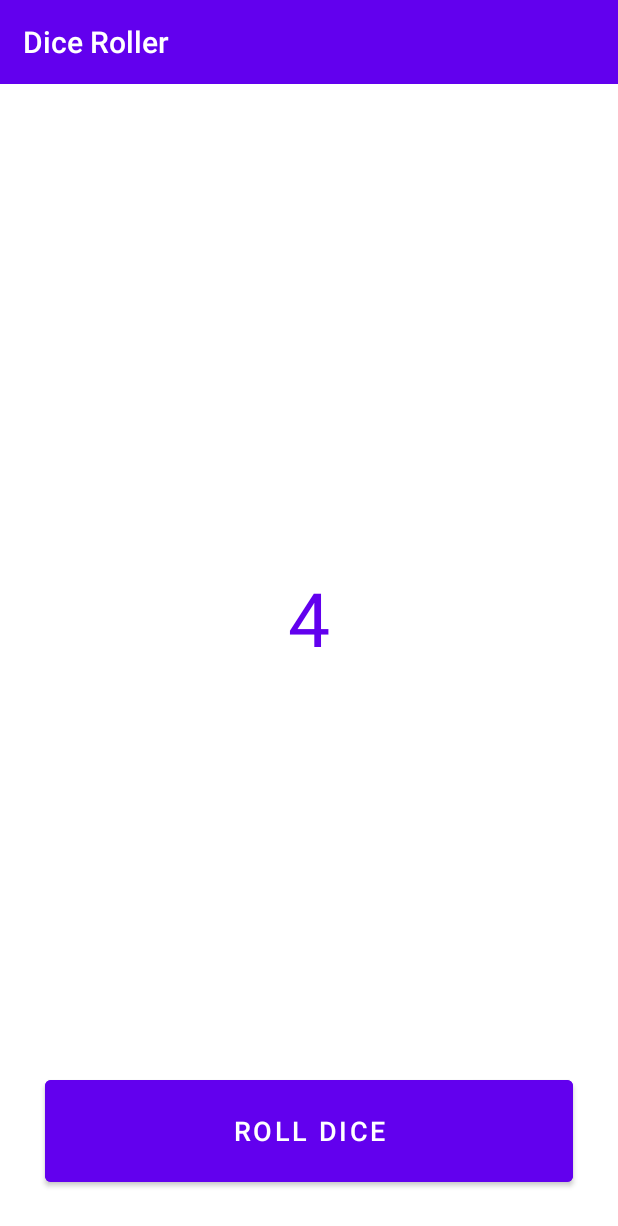
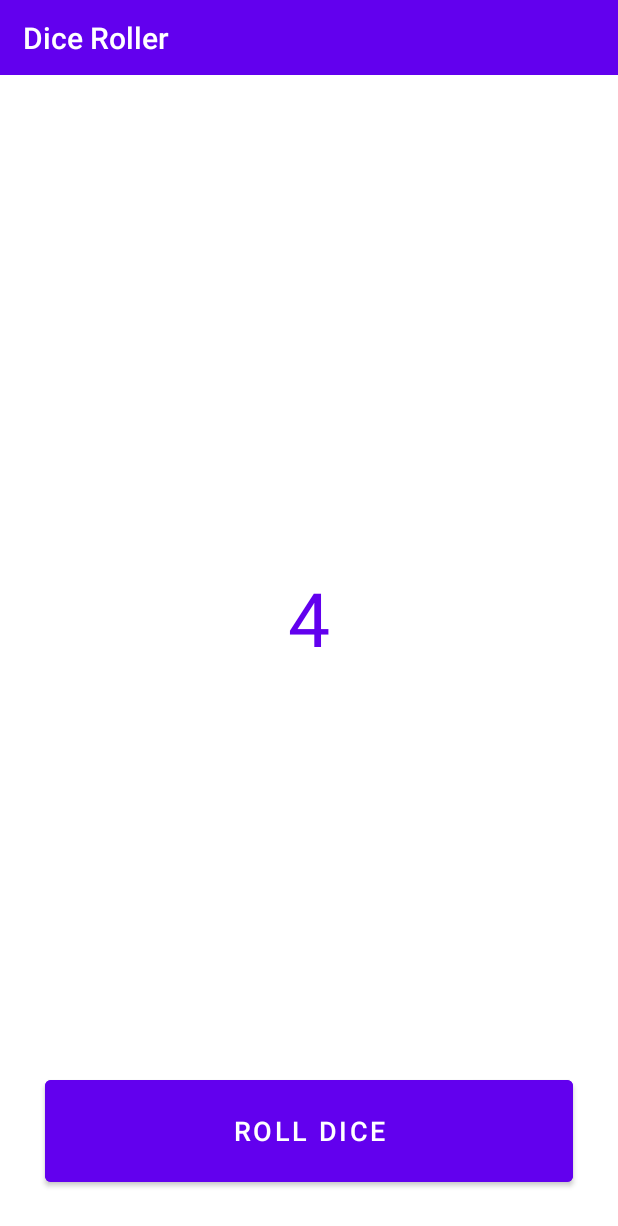
Before and after one commit to vishnusharda/DiceRollerApp, an Android app: the screen it shows after launch (MainActivity), on a phone screen of 412 x 824 dp. Shown: the top 1226 px of the screen. Run offline under Robolectric (Android 15) with nearby library versions, the light colour scheme and no system bars.

Commit message:
Initial Commit

```diff
--- a/app/src/main/res/layout/activity_main.xml
+++ b/app/src/main/res/layout/activity_main.xml
@@ -9,7 +9,7 @@
 
     <RelativeLayout
         android:layout_width="match_parent"
-        android:layout_height="?actionBarSize"
+        android:layout_height="50dp"
         android:background="@color/purple_500"
         >
         <TextView
```
